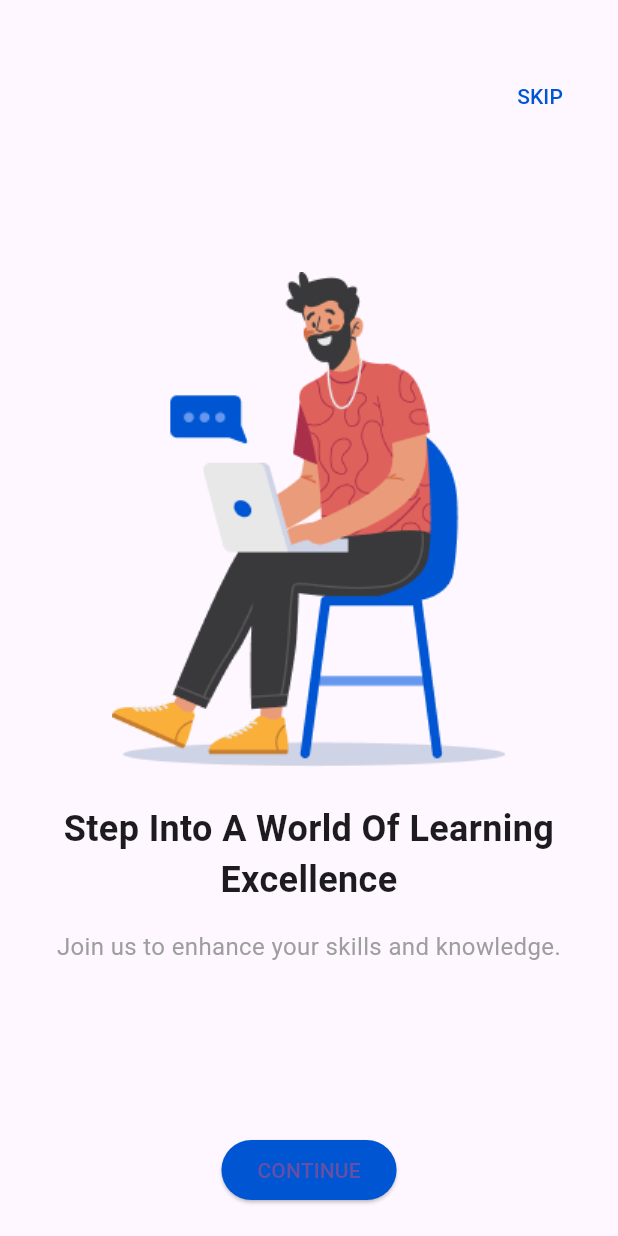
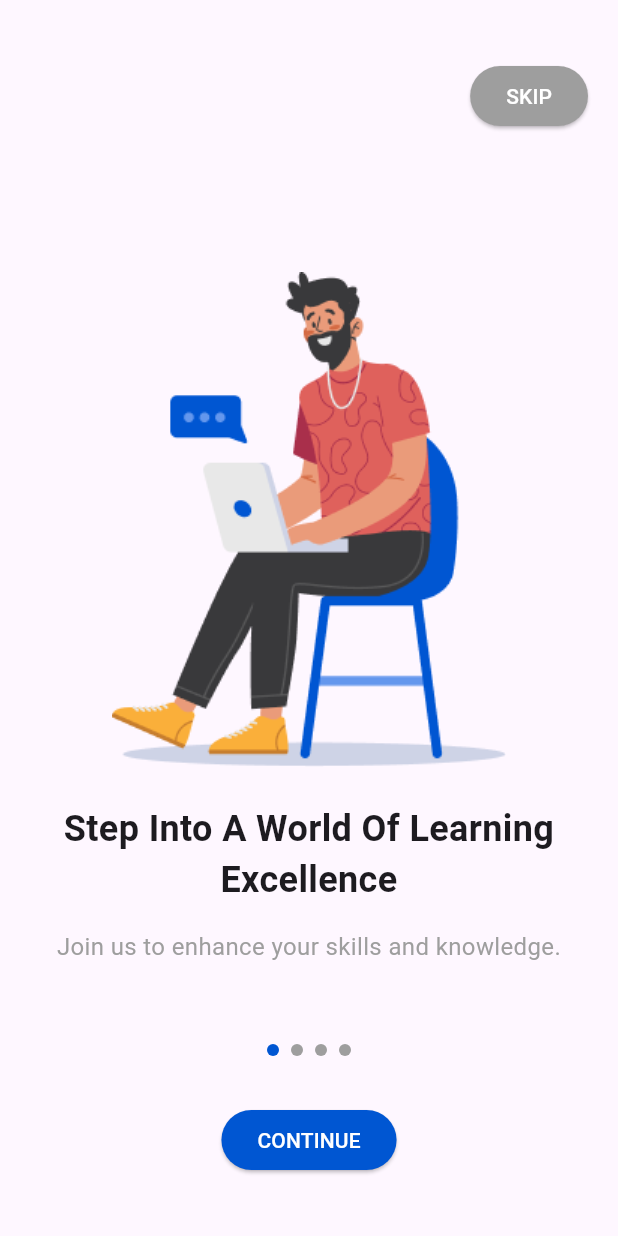
Before and after one commit to winnyineza/MenyaApp, a Flutter app: the screen it shows after launch, on a phone screen of 412 x 824 dp. Run offline on Flutter 3.47's test engine with Material 3 defaults, Android fonts, the phone set to English and light mode, and no system bars.

Commit message:
added codes on the onboarding page

```diff
--- a/menya_app/lib/screens/onboarding_screen.dart
+++ b/menya_app/lib/screens/onboarding_screen.dart
@@ -32,11 +32,12 @@ class _OnboardingScreenState extends State<OnboardingScreen> {
               OnboardingPage4(),
             ],
           ),
+          // Positioned the 'skip' button at the top right
           Positioned(
             top: 40,
             right: 20,
             child: _currentPage != 3
-                ? TextButton(
+                ? ElevatedButton(
               onPressed: () {
                 _pageController.animateToPage(
                   3,
@@ -44,15 +45,19 @@ class _OnboardingScreenState extends State<OnboardingScreen> {
                   curve: Curves.easeInOut,
                 );
               },
+              style: ElevatedButton.styleFrom(
+                backgroundColor: Colors.grey, // Grey background
+              ),
               child: Text(
                 'SKIP',
-                style: TextStyle(color: Color(0xFF0056D2)),
+                style: TextStyle(color: Colors.white), // White text color
               ),
             )
                 : Container(),
           ),
+          // Positioned the progress indicator just above the 'continue' button
           Positioned(
-            bottom: 50,
+            bottom: 120, // Increased space
             left: 0,
             right: 0,
             child: Row(
@@ -71,10 +76,13 @@ class _OnboardingScreenState extends State<OnboardingScreen> {
               ),
             ),
           ),
+          // Positioned the 'continue' button at the bottom center with padding
           Positioned(
-            bottom: 20,
-            left: 0,
-            right: 0,
+            bottom: 40, // Positioning the button at the bottom
+            left: 20,
+            right: 20,
+            child: Padding(
+              padding: const EdgeInsets.only(top: 16.0), // Padding between the progress dots and button
               child: Center(
                 child: ElevatedButton(
                   onPressed: () {
@@ -89,10 +97,32 @@ class _OnboardingScreenState extends State<OnboardingScreen> {
                     }
                   },
                   style: ElevatedButton.styleFrom(
-                  backgroundColor: Color(0xFF0056D2),
+                    backgroundColor: Color(0xFF0056D2), // Blue background
                   ),
-                child: Text('CONTINUE'),
+                  child: Text(
+                    'CONTINUE',
+                    style: TextStyle(color: Colors.white), // White text color
                   ),
+                ),
+              ),
+            ),
+          ),
+          // Positioned the back icon at the top left
+          if (_currentPage > 0)
+            Positioned(
+              top: 40,
+              left: 20,
+              child: IconButton(
+                icon: Icon(Icons.arrow_back, color: Color(0xFF0056D2)),
+                onPressed: () {
+                  if (_currentPage > 0) {
+                    _pageController.animateToPage(
+                      _currentPage - 1,
+                      duration: Duration(milliseconds: 400),
+                      curve: Curves.easeInOut,
+                    );
+                  }
+                },
               ),
             ),
         ],
--- a/menya_app/lib/screens/splash_screen.dart
+++ b/menya_app/lib/screens/splash_screen.dart
@@ -11,7 +11,7 @@ class _SplashScreenState extends State<SplashScreen> {
   @override
   void initState() {
     super.initState();
-    Timer(Duration(seconds: 3), () {
+    Timer(Duration(seconds: 4), () {
       Navigator.of(context).pushReplacement(MaterialPageRoute(
         builder: (context) => OnboardingScreen(),
       ));
```
Lines whose indentation alone changed are shown as unchanged.
